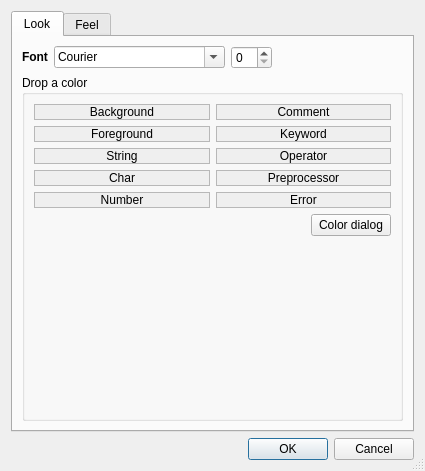
luebking/sqriptor, file settings.ui: the form before one commit.
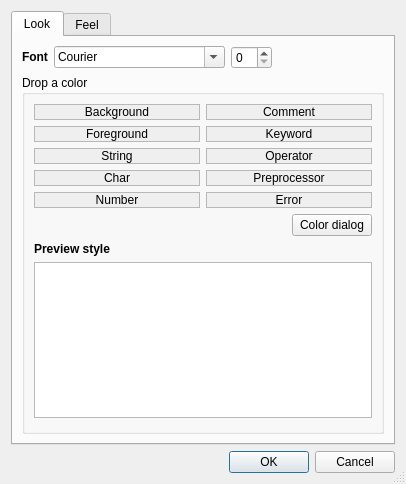
The form after the commit.

Commit message: configurable preview CSS

What changed in the file:
```diff
--- a/settings.ui
+++ b/settings.ui
@@ -6,8 +6,8 @@
    <rect>
     <x>0</x>
     <y>0</y>
-    <width>425</width>
-    <height>471</height>
+    <width>406</width>
+    <height>484</height>
    </rect>
   </property>
   <property name="windowTitle">
@@ -84,6 +84,31 @@
           <string>Drop a color</string>
          </property>
          <layout class="QGridLayout" name="gridLayout">
+          <item row="1" column="0">
+           <widget class="QLabel" name="c_foreground">
+            <property name="acceptDrops">
+             <bool>true</bool>
+            </property>
+            <property name="autoFillBackground">
+             <bool>true</bool>
+            </property>
+            <property name="frameShape">
+             <enum>QFrame::Shape::StyledPanel</enum>
+            </property>
+            <property name="text">
+             <string>Foreground</string>
+            </property>
+            <property name="alignment">
+             <set>Qt::AlignmentFlag::AlignCenter</set>
+            </property>
+            <property name="margin">
+             <number>4</number>
+            </property>
+           </widget>
+          </item>
+          <item row="7" column="0" colspan="2">
+           <widget class="QPlainTextEdit" name="previewCSS"/>
+          </item>
           <item row="2" column="0">
            <widget class="QLabel" name="c_string">
             <property name="acceptDrops">
@@ -279,6 +304,19 @@
             </property>
            </widget>
           </item>
+          <item row="8" column="0" colspan="2">
+           <spacer name="verticalSpacer_2">
+            <property name="orientation">
+             <enum>Qt::Orientation::Vertical</enum>
+            </property>
+            <property name="sizeHint" stdset="0">
+             <size>
+              <width>20</width>
+              <height>40</height>
+             </size>
+            </property>
+           </spacer>
+          </item>
           <item row="3" column="1">
            <widget class="QLabel" name="c_preproc">
             <property name="acceptDrops">
@@ -326,17 +364,16 @@
            </layout>
           </item>
           <item row="6" column="0" colspan="2">
-           <spacer name="verticalSpacer_2">
-            <property name="orientation">
-             <enum>Qt::Orientation::Vertical</enum>
+           <widget class="QLabel" name="label_6">
+            <property name="font">
+             <font>
+              <bold>true</bold>
+             </font>
             </property>
-            <property name="sizeHint" stdset="0">
-             <size>
-              <width>20</width>
-              <height>40</height>
-             </size>
+            <property name="text">
+             <string>Preview style</string>
             </property>
-           </spacer>
+           </widget>
           </item>
          </layout>
         </widget>
```
Left out of the diff: 154 changed lines with no effect on the pictures. The commit also changes 4 other files.
